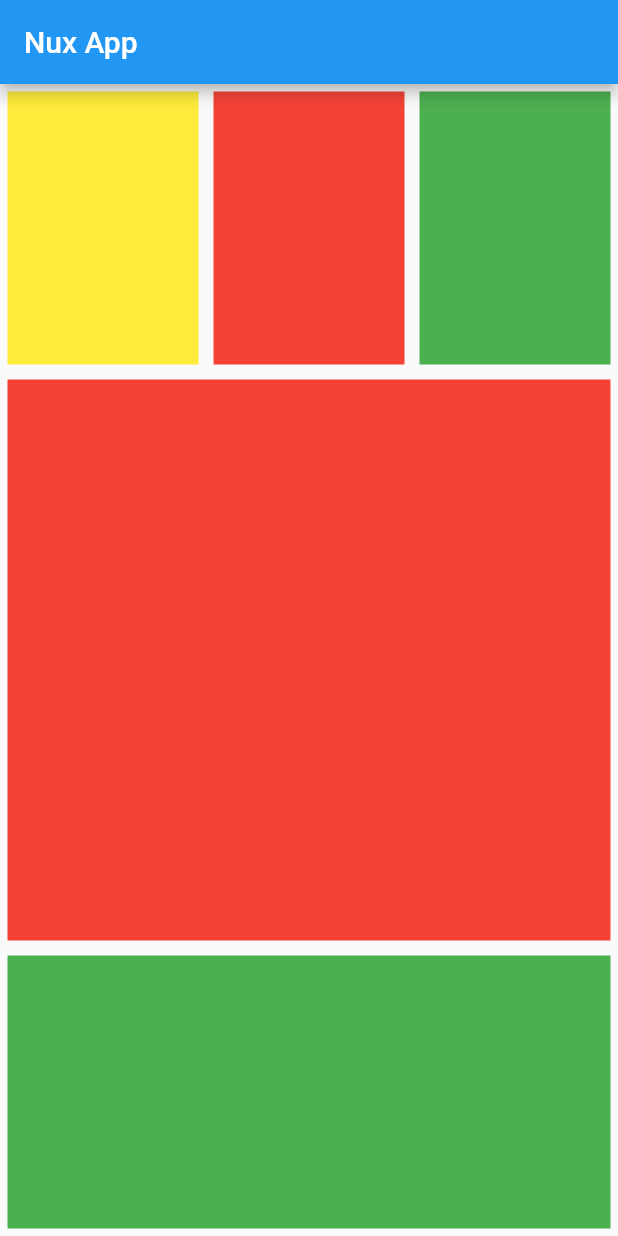
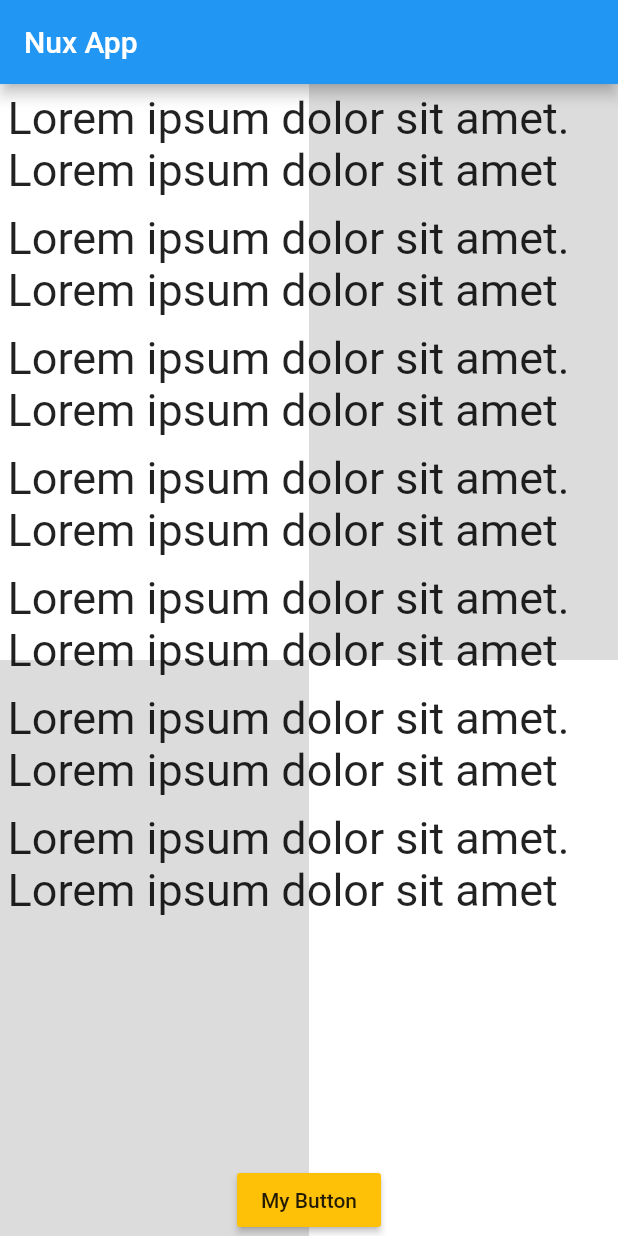
Before and after one commit to Nux-xader/nux_app-FLuter_study, a Flutter app: the screen it shows after launch, on a phone screen of 412 x 824 dp. Run offline on Flutter 3.47's test engine with Material 2 defaults, Android fonts, the phone set to English and light mode, and no system bars.

Commit message:
learn stack & align

```diff
--- a/lib/main.dart
+++ b/lib/main.dart
@@ -23,7 +23,9 @@ class _MyAppState extends State<MyApp> {
           appBar: AppBar(
             title: Text("Nux App"),
           ),
-        body: Column(
+          body: Stack(
+            children: <Widget>[
+              Column(
                 children: <Widget>[
                   Flexible(
                       flex: 1,
@@ -32,39 +34,92 @@ class _MyAppState extends State<MyApp> {
                           Flexible(
                               flex: 1,
                               child: Container(
-                        margin: EdgeInsets.all(5),
-                        color: Colors.yellow,
+                                color: Colors.white,
                               )),
                           Flexible(
                               flex: 1,
                               child: Container(
-                        margin: EdgeInsets.all(5),
-                        color: Colors.red,
+                                color: Colors.black12,
+                              )),
+                        ],
+                      )),
+                  Flexible(
+                      flex: 1,
+                      child: Row(
+                        children: <Widget>[
+                          Flexible(
+                              flex: 1,
+                              child: Container(
+                                color: Colors.black12,
                               )),
                           Flexible(
                               flex: 1,
                               child: Container(
-                        margin: EdgeInsets.all(5),
-                        color: Colors.green,
+                                color: Colors.white,
+                              )),
+                        ],
                       ))
                 ],
               ),
-            ),
-            Flexible(
-                flex: 2,
-                child: Container(
+              ListView(
+                children: <Widget>[
+                  Column(
+                    children: <Widget>[
+                      Container(
                           margin: EdgeInsets.all(5),
-                  color: Colors.red,
+                          child: Text(
+                            "Lorem ipsum dolor sit amet. Lorem ipsum dolor sit amet",
+                            style: TextStyle(fontSize: 30),
                           )),
-            Flexible(
-                flex: 1,
-                child: Container(
+                      Container(
                           margin: EdgeInsets.all(5),
-                  color: Colors.green,
+                          child: Text(
+                            "Lorem ipsum dolor sit amet. Lorem ipsum dolor sit amet",
+                            style: TextStyle(fontSize: 30),
+                          )),
+                      Container(
+                          margin: EdgeInsets.all(5),
+                          child: Text(
+                            "Lorem ipsum dolor sit amet. Lorem ipsum dolor sit amet",
+                            style: TextStyle(fontSize: 30),
+                          )),
+                      Container(
+                          margin: EdgeInsets.all(5),
+                          child: Text(
+                            "Lorem ipsum dolor sit amet. Lorem ipsum dolor sit amet",
+                            style: TextStyle(fontSize: 30),
+                          )),
+                      Container(
+                          margin: EdgeInsets.all(5),
+                          child: Text(
+                            "Lorem ipsum dolor sit amet. Lorem ipsum dolor sit amet",
+                            style: TextStyle(fontSize: 30),
+                          )),
+                      Container(
+                          margin: EdgeInsets.all(5),
+                          child: Text(
+                            "Lorem ipsum dolor sit amet. Lorem ipsum dolor sit amet",
+                            style: TextStyle(fontSize: 30),
+                          )),
+                      Container(
+                          margin: EdgeInsets.all(5),
+                          child: Text(
+                            "Lorem ipsum dolor sit amet. Lorem ipsum dolor sit amet",
+                            style: TextStyle(fontSize: 30),
                           ))
                     ],
+                  )
+                ],
               ),
-      ),
+              Align(
+                  alignment: Alignment.bottomCenter,
+                  child: RaisedButton(
+                    child: Text("My Button"),
+                    color: Colors.amber,
+                    onPressed: () {},
+                  ))
+            ],
+          )),
     );
   }
 }
```
Lines whose indentation alone changed are shown as unchanged.
